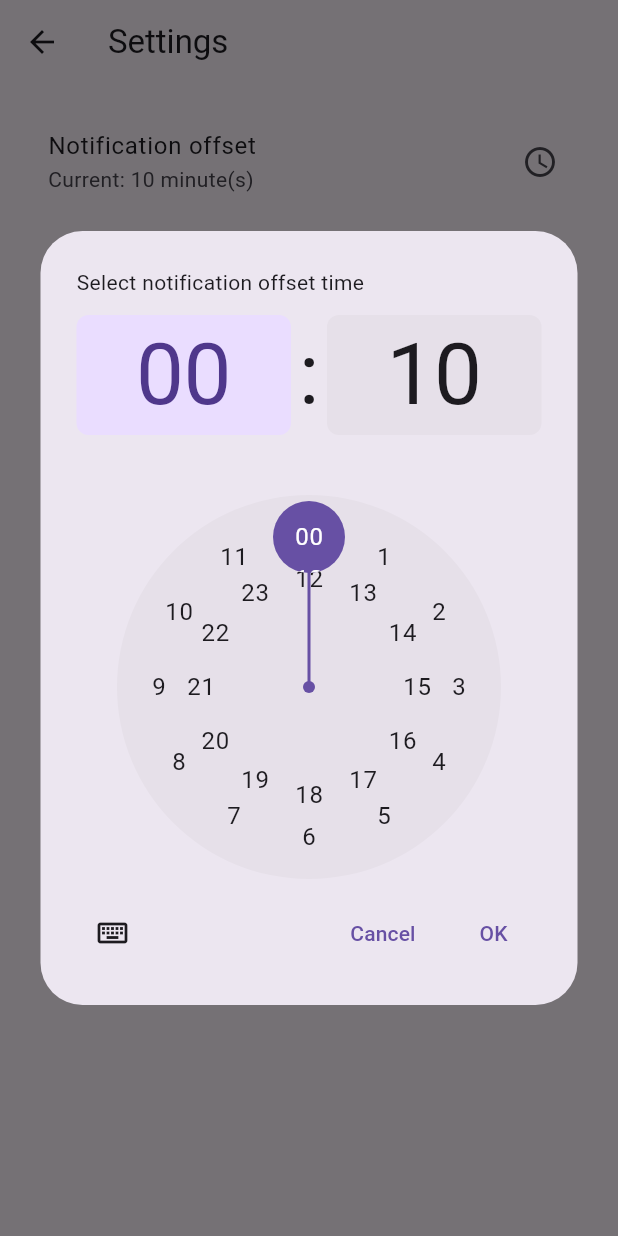
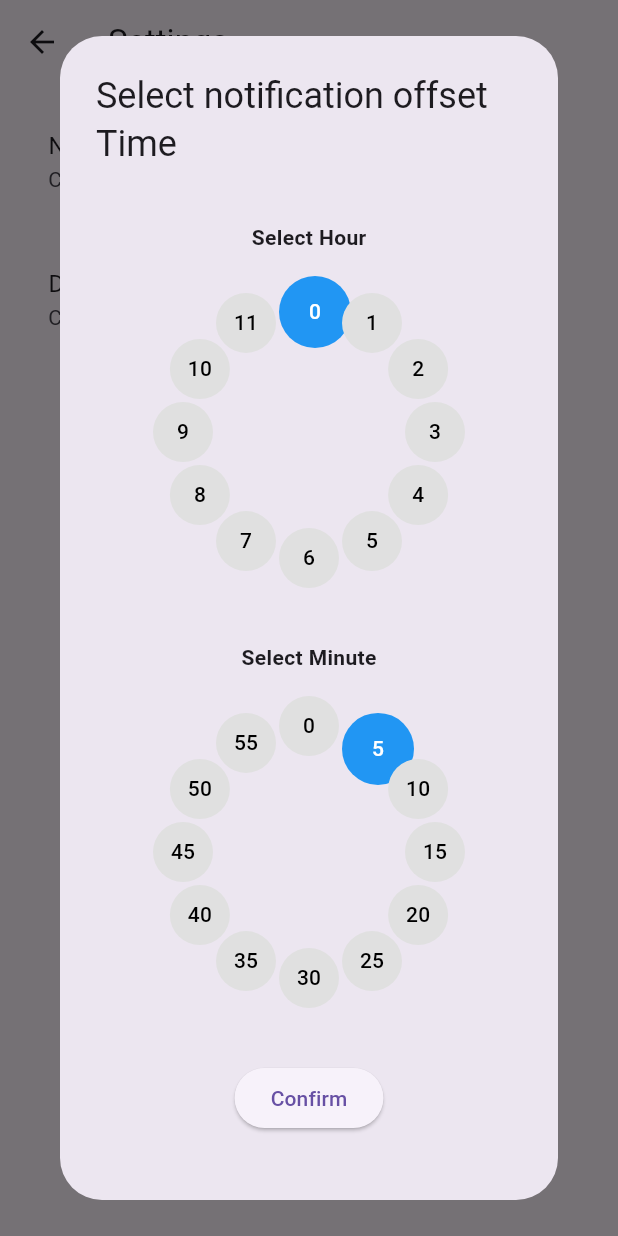
Before and after one commit to suvratp21/ugp-calendar-app, a Flutter app: the SettingsPage screen opened directly, after a tap on "Notification offset", on a phone screen of 412 x 824 dp. Run offline on Flutter 3.47's test engine with Material 3 defaults, Android fonts, the phone set to English and light mode, and no system bars; our stand-ins replace awesome_notifications, flutter_spinkit, google_sign_in, syncfusion_flutter_calendar; missing offline and left inert: googleapis.

Commit message:
minor ui changes

```diff
--- /dev/null
+++ b/lib/circular_time_picker.dart
@@ -0,0 +1,56 @@
+import 'package:flutter/material.dart';
+import 'dart:math';
+
+class CircularTimePicker extends StatelessWidget {
+  final List<int> minuteOptions;
+  final int selectedMinutes;
+  final void Function(int) onSelected;
+
+  const CircularTimePicker({
+    Key? key,
+    required this.minuteOptions,
+    required this.selectedMinutes,
+    required this.onSelected,
+  }) : super(key: key);
+
+  @override
+  Widget build(BuildContext context) {
+    final double radius = 120;
+    final center = Offset(radius, radius);
+
+    return SizedBox(
+      width: radius * 2,
+      height: radius * 2,
+      child: Stack(
+        children: minuteOptions.asMap().entries.map((entry) {
+          int index = entry.key;
+          int minutes = entry.value;
+          double angle = (2 * pi * index) / minuteOptions.length - pi / 2;
+          double x = center.dx + radius * 0.7 * cos(angle) - 20;
+          double y = center.dy + radius * 0.7 * sin(angle) - 20;
+          return Positioned(
+            left: x,
+            top: y,
+            child: GestureDetector(
+              onTap: () => onSelected(minutes),
+              child: CircleAvatar(
+                radius: selectedMinutes == minutes ? 24 : 20,
+                backgroundColor:
+                    selectedMinutes == minutes ? Colors.blue : Colors.grey[300],
+                child: Text(
+                  "$minutes",
+                  style: TextStyle(
+                    color: selectedMinutes == minutes
+                        ? Colors.white
+                        : Colors.black,
+                    fontSize: 14,
+                  ),
+                ),
+              ),
+            ),
+          );
+        }).toList(),
+      ),
+    );
+  }
+}
--- /dev/null
+++ b/lib/circular_time_picker_full.dart
@@ -0,0 +1,86 @@
+import 'package:flutter/material.dart';
+import 'dart:math';
+import 'circular_time_picker.dart'; // Reuse existing circular picker widget
+
+class CircularTimePickerFull extends StatefulWidget {
+  final int initialHour;
+  final int initialMinute;
+  final void Function(int hour, int minute) onTimeSelected;
+  const CircularTimePickerFull({
+    Key? key,
+    required this.initialHour,
+    required this.initialMinute,
+    required this.onTimeSelected,
+  }) : super(key: key);
+
+  @override
+  State<CircularTimePickerFull> createState() => _CircularTimePickerFullState();
+}
+
+class _CircularTimePickerFullState extends State<CircularTimePickerFull> {
+  late int selectedHour;
+  late int selectedMinute;
+
+  // Modified: Use 0-11 for 12-hour format instead of 1-12.
+  final List<int> hourOptions = List.generate(12, (index) => index);
+  final List<int> minuteOptions = [
+    0,
+    5,
+    10,
+    15,
+    20,
+    25,
+    30,
+    35,
+    40,
+    45,
+    50,
+    55
+  ];
+
+  @override
+  void initState() {
+    super.initState();
+    selectedHour =
+        widget.initialHour; // assume initialHour is provided in 0-11 format.
+    selectedMinute = widget.initialMinute;
+  }
+
+  @override
+  Widget build(BuildContext context) {
+    return Column(
+      mainAxisSize: MainAxisSize.min,
+      children: [
+        const Text("Select Hour",
+            style: TextStyle(fontWeight: FontWeight.bold)),
+        // Use the generic circular picker from CircularTimePicker for hours
+        CircularTimePicker(
+          minuteOptions: hourOptions,
+          selectedMinutes: selectedHour,
+          onSelected: (value) {
+            setState(() {
+              selectedHour = value;
+            });
+          },
+        ),
+        const SizedBox(height: 20),
+        const Text("Select Minute",
+            style: TextStyle(fontWeight: FontWeight.bold)),
+        CircularTimePicker(
+          minuteOptions: minuteOptions,
+          selectedMinutes: selectedMinute,
+          onSelected: (value) {
+            setState(() {
+              selectedMinute = value;
+            });
+          },
+        ),
+        const SizedBox(height: 20),
+        ElevatedButton(
+          onPressed: () => widget.onTimeSelected(selectedHour, selectedMinute),
+          child: const Text("Confirm"),
+        ),
+      ],
+    );
+  }
+}
--- a/lib/settings_page.dart
+++ b/lib/settings_page.dart
@@ -1,5 +1,7 @@
 import 'package:flutter/material.dart';
 import 'notification_settings.dart';
+import 'circular_time_picker.dart';
+import 'circular_time_picker_full.dart';
 
 class SettingsPage extends StatefulWidget {
   const SettingsPage({super.key});
@@ -8,41 +10,37 @@ class SettingsPage extends StatefulWidget {
 }
 
 class _SettingsPageState extends State<SettingsPage> {
-  int _offsetMinutes = NotificationSettings.defaultNotificationOffset;
-  int _postponeMinutes = NotificationSettings.defaultPostponeTime;
+  // NEW: Replace minute-only settings with full time settings.
+  int _offsetHour = 0;
+  int _offsetMinute = 5;
+  int _postponeHour = 0;
+  int _postponeMinute = 10;
+  int _notificationHour = 9;
+  int _notificationMinute = 0;
 
-  Future<void> _selectTime(String label, int currentMinutes,
-      void Function(int newMinutes) onTimeSelected) async {
-    // Calculate initial hour in 0–11 range.
-    final currentHour = currentMinutes ~/ 60;
-    final initialHour = currentHour < 12 ? currentHour : currentHour - 12;
-    final initialMinute = currentMinutes % 60;
-    final initialTime = TimeOfDay(hour: initialHour, minute: initialMinute);
-    final TimeOfDay? picked = await showTimePicker(
+  // NEW: Generic method to select full time (hours and minutes).
+  Future<void> _selectFullTime(String label, int initialHour, int initialMinute,
+      void Function(int newHour, int newMinute) onTimeSelected) async {
+    final result = await showDialog<Map<String, int>>(
       context: context,
-      initialTime: initialTime,
-      helpText: "Select $label time ",
-      builder: (BuildContext context, Widget? child) {
-        // Force 24-hour mode so AM/PM option is removed.
-        return MediaQuery(
-          data: MediaQuery.of(context).copyWith(alwaysUse24HourFormat: true),
-          child: child!,
+      builder: (context) {
+        return AlertDialog(
+          title: Text("Select $label Time"),
+          content: Center(
+            child: CircularTimePickerFull(
+              initialHour: initialHour,
+              initialMinute: initialMinute,
+              onTimeSelected: (hour, minute) {
+                Navigator.of(context).pop({'hour': hour, 'minute': minute});
+              },
+            ),
+          ),
         );
       },
     );
-    if (picked != null) {
-      // Normalize picked hour: if hour >=12 then subtract 12 so that 12 becomes 0.
-      final normalizedHour = picked.hour < 12 ? picked.hour : picked.hour - 12;
-      final newMinutes = normalizedHour * 60 + picked.minute;
+    if (result != null) {
       setState(() {
-        onTimeSelected(newMinutes);
-        NotificationSettings.defaultNotificationOffset =
-            label == "notification offset"
-                ? newMinutes
-                : NotificationSettings.defaultNotificationOffset;
-        NotificationSettings.defaultPostponeTime = label == "postpone"
-            ? newMinutes
-            : NotificationSettings.defaultPostponeTime;
+        onTimeSelected(result['hour']!, result['minute']!);
       });
     }
   }
@@ -55,30 +53,38 @@ class _SettingsPageState extends State<SettingsPage> {
         padding: const EdgeInsets.all(16.0),
         child: Column(
           children: [
-            // Notification offset picker.
+            // Notification offset picker using full time picker.
             ListTile(
               title: const Text("Notification offset"),
-              subtitle: Text("Current: $_offsetMinutes minute(s)"),
+              subtitle: Text(
+                  "Current: ${_offsetHour.toString().padLeft(2, '0')}:${_offsetMinute.toString().padLeft(2, '0')}"),
               trailing: const Icon(Icons.access_time),
               onTap: () async {
-                await _selectTime("notification offset", _offsetMinutes,
-                    (newMinutes) {
-                  _offsetMinutes = newMinutes;
+                await _selectFullTime(
+                    "notification offset", _offsetHour, _offsetMinute,
+                    (newHour, newMinute) {
+                  _offsetHour = newHour;
+                  _offsetMinute = newMinute;
                 });
               },
             ),
             const SizedBox(height: 20),
-            // Postpone time picker.
+            // Default postpone time using full time picker.
             ListTile(
               title: const Text("Default postpone time"),
-              subtitle: Text("Current: $_postponeMinutes minute(s)"),
+              subtitle: Text(
+                  "Current: ${_postponeHour.toString().padLeft(2, '0')}:${_postponeMinute.toString().padLeft(2, '0')}"),
               trailing: const Icon(Icons.access_time),
               onTap: () async {
-                await _selectTime("postpone", _postponeMinutes, (newMinutes) {
-                  _postponeMinutes = newMinutes;
+                await _selectFullTime(
+                    "postpone", _postponeHour, _postponeMinute,
+                    (newHour, newMinute) {
+                  _postponeHour = newHour;
+                  _postponeMinute = newMinute;
                 });
               },
             ),
+            const SizedBox(height: 20),
           ],
         ),
       ),
```
Also changed, not shown: lib/clock_duration_picker.dart (added, +57 -0 lines), lib/event_edit_page.dart (+63 -87 lines), lib/main.dart (+55 -34 lines), 1 other file.
